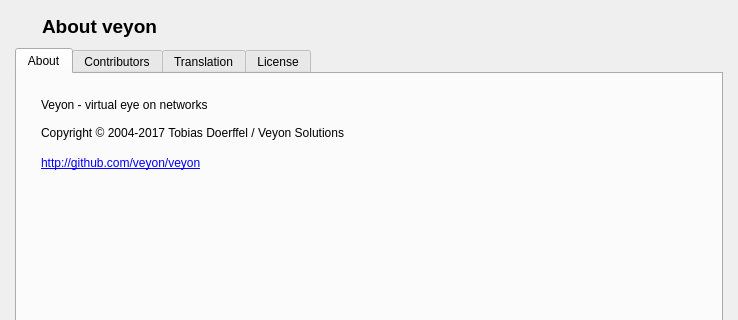
Qt form core/dialogs/AboutDialog.ui (veyon/veyon) before a commit; both pictures show x 0 to 738 and y 0 to 320 of the 738 by 500 pixel window.
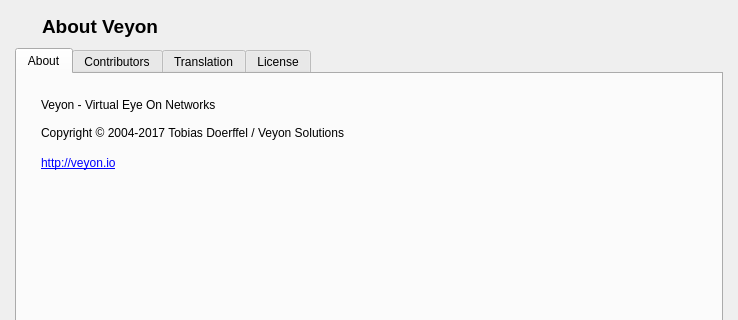
The same form after that commit. Icons and pictures are not drawn.

Commit message: Veyon branding: update splash and icons

```diff
--- a/core/dialogs/AboutDialog.ui
+++ b/core/dialogs/AboutDialog.ui
@@ -80,7 +80,7 @@
         </font>
        </property>
        <property name="text">
-        <string>About veyon</string>
+        <string>About Veyon</string>
        </property>
       </widget>
      </item>
@@ -118,7 +118,7 @@
        <item row="0" column="0">
         <widget class="QLabel" name="label_3">
          <property name="text">
-          <string>Veyon - virtual eye on networks
+          <string>Veyon - Virtual Eye On Networks
 
 Copyright © 2004-2017 Tobias Doerffel / Veyon Solutions</string>
          </property>
@@ -127,7 +127,7 @@
        <item row="1" column="0">
         <widget class="QLabel" name="label_4">
          <property name="text">
-          <string notr="true">&lt;a href=&quot;http://github.com/veyon/veyon&quot;&gt;http://github.com/veyon/veyon&lt;/a&gt;</string>
+          <string notr="true">&lt;a href=&quot;http://github.com/veyon/veyon&quot;&gt;http://veyon.io&lt;/a&gt;</string>
          </property>
          <property name="openExternalLinks">
           <bool>true</bool>
```
The commit also changes 21 other files.
